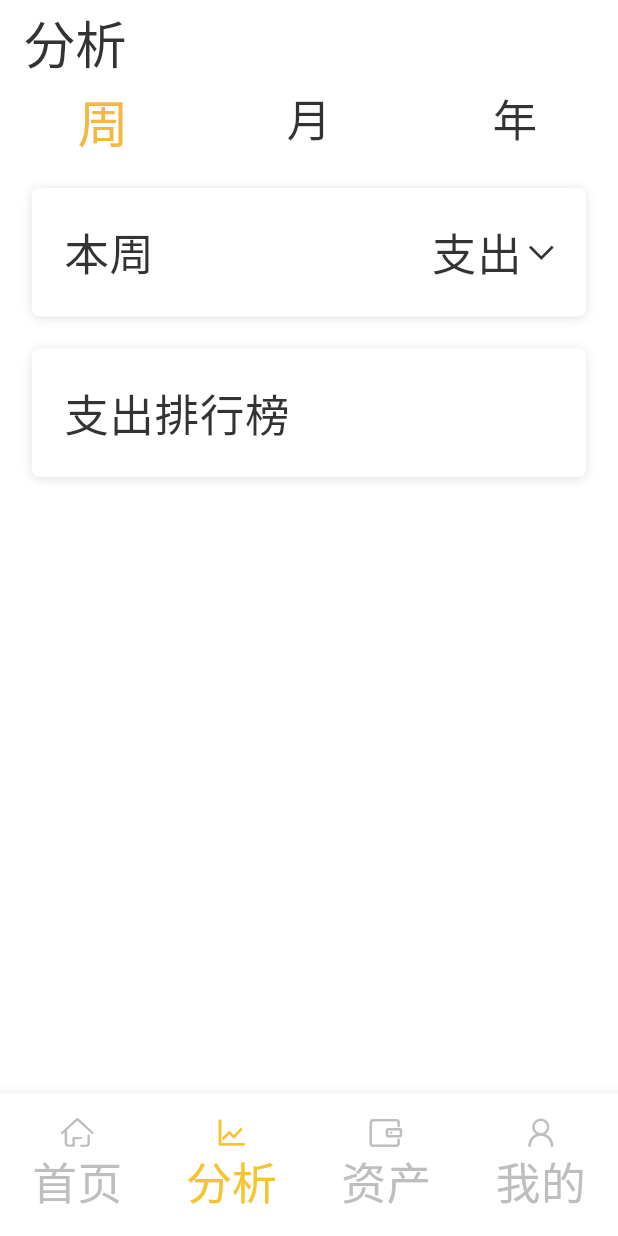
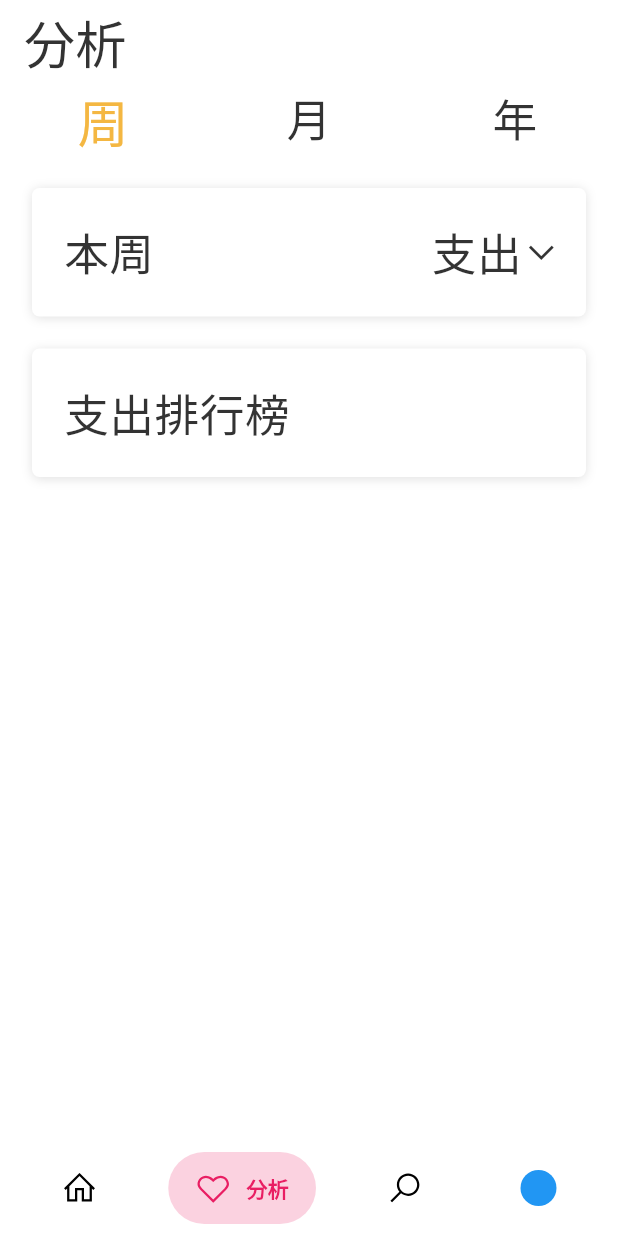
Before and after one commit to sunlho/bookkeeping, a Flutter app: the screen it shows after launch, item 2 of the bottom bar chosen, on a phone screen of 412 x 824 dp. Run offline on Flutter 3.47's test engine with Material 3 defaults, Android fonts, the phone set to English and light mode, and no system bars; drawn by our look-alikes of google_nav_bar; our stand-ins replace bot_toast, card_swiper, device_info_plus, dio, flutter_mobx, go_router and 5 more; missing offline and left inert: daydart_flutter, flutter_rounded_date_picker, positioned_tap_detector_2, status_bar_control; generated files the repository leaves out were written again; network calls fail.

Commit message:
feat: 调整nav

```diff
--- a/lib/bottom_navigation_widget.dart
+++ b/lib/bottom_navigation_widget.dart
@@ -41,10 +41,7 @@ class BottomNavigationWidgetState extends State<BottomNavigationWidget> {
         backgroundColor: Colors.white,
         items: [
           BottomNavigationBarItem(
-            icon: Icon(
-              IconFont.iconIndex,
-              size: 22.0,
-            ),
+            icon: Icon(IconFont.iconIndex, size: 22.0),
             label: '首页',
           ),
           BottomNavigationBarItem(
--- /dev/null
+++ b/lib/nav-bar.dart
@@ -0,0 +1,110 @@
+import 'package:flutter/material.dart';
+import 'package:google_nav_bar/google_nav_bar.dart';
+import 'package:line_icons/line_icons.dart';
+
+import 'package:bill/pages/tab/analysis/analysis.dart';
+import 'package:bill/pages/tab/index.dart';
+import 'package:bill/pages/tab/mine.dart';
+import 'package:bill/pages/tab/wealth.dart';
+
+class TabPage extends StatefulWidget {
+  @override
+  _TabPageState createState() => _TabPageState();
+}
+
+class _TabPageState extends State<TabPage> {
+  int _currentIndex = 0;
+  int badge = 0;
+  final padding = EdgeInsets.symmetric(horizontal: 18, vertical: 12);
+  double gap = 10;
+
+  PageController controller = PageController();
+  List<Widget> list = [];
+
+  @override
+  void initState() {
+    list
+      ..add(IndexPage())
+      ..add(AnalysisPage())
+      ..add(WealthPage())
+      ..add(MinePage());
+
+    super.initState();
+  }
+
+  @override
+  Widget build(BuildContext context) {
+    return Scaffold(
+      body: list[_currentIndex],
+      bottomNavigationBar: SafeArea(
+        child: Container(
+          margin: EdgeInsets.symmetric(horizontal: 20, vertical: 5),
+          decoration: BoxDecoration(
+            color: Colors.white,
+            borderRadius: BorderRadius.all(Radius.circular(100)),
+          ),
+          child: Padding(
+            padding: const EdgeInsets.symmetric(horizontal: 3.0, vertical: 3),
+            child: GNav(
+              tabs: [
+                GButton(
+                  gap: gap,
+                  iconActiveColor: Colors.purple,
+                  iconColor: Colors.black,
+                  textColor: Colors.purple,
+                  backgroundColor: Colors.purple.withOpacity(.2),
+                  iconSize: 24,
+                  padding: padding,
+                  icon: LineIcons.home,
+                  text: '首页',
+                ),
+                GButton(
+                  gap: gap,
+                  iconActiveColor: Colors.pink,
+                  iconColor: Colors.black,
+                  textColor: Colors.pink,
+                  backgroundColor: Colors.pink.withOpacity(.2),
+                  iconSize: 24,
+                  padding: padding,
+                  icon: LineIcons.heart,
+                  text: '分析',
+                ),
+                GButton(
+                  gap: gap,
+                  iconActiveColor: Colors.amber[600],
+                  iconColor: Colors.black,
+                  textColor: Colors.amber[600],
+                  backgroundColor: Colors.amber[600]!.withOpacity(.2),
+                  iconSize: 24,
+                  padding: padding,
+                  icon: LineIcons.search,
+                  text: '资产',
+                ),
+                GButton(
+                  gap: gap,
+                  iconActiveColor: Colors.teal,
+                  iconColor: Colors.black,
+                  textColor: Colors.teal,
+                  backgroundColor: Colors.teal.withOpacity(.2),
+                  iconSize: 24,
+                  padding: padding,
+                  icon: LineIcons.user,
+                  leading: CircleAvatar(
+                    radius: 12,
+                  ),
+                  text: '我的',
+                )
+              ],
+              selectedIndex: _currentIndex,
+              onTabChange: (index) {
+                setState(() {
+                  _currentIndex = index;
+                });
+              },
+            ),
+          ),
+        ),
+      ),
+    );
+  }
+}
--- a/lib/router.dart
+++ b/lib/router.dart
@@ -3,7 +3,7 @@ import 'dart:core';
 import 'package:bot_toast/bot_toast.dart';
 import 'package:go_router/go_router.dart';
 
-import 'package:bill/bottom_navigation_widget.dart';
+import 'package:bill/nav-bar.dart';
 
 import 'package:bill/pages/task/tasks.dart';
 import 'package:bill/pages/task/create-task.dart';
@@ -44,7 +44,7 @@ final router = GoRouter(
   routes: [
     GoRoute(
       path: '/',
-      builder: (context, state) => BottomNavigationWidget(),
+      builder: (context, state) => TabPage(),
       routes: [
         // GoRoute(
         //   name: 'login',
--- a/pubspec.yaml
+++ b/pubspec.yaml
@@ -43,6 +43,11 @@ dependencies:
   positioned_tap_detector_2: 1.0.4
   status_bar_control: 3.2.1
   go_router: ^14.2.1
+  provider: ^6.1.2
+  logger: ^2.4.0
+  sqflite: ^2.3.3+1
+  google_nav_bar: ^5.0.6
+  line_icons: ^2.0.3
 
 dev_dependencies:
   flutter_test:
```
Also changed, not shown: pubspec.lock, 3 other files.
